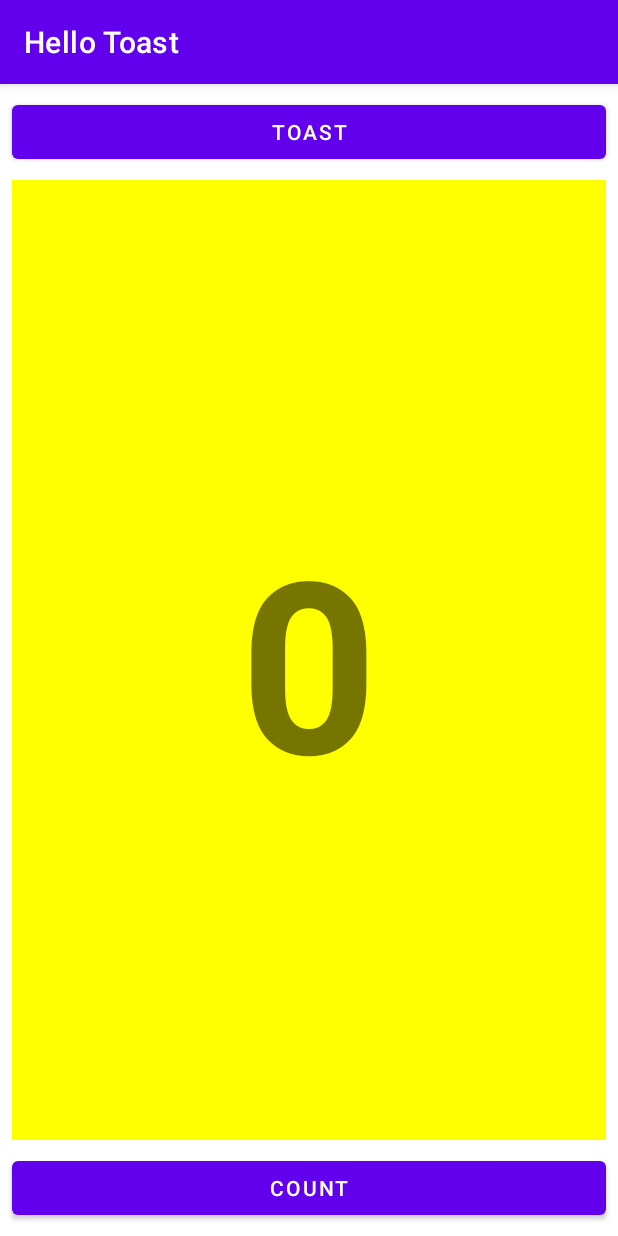
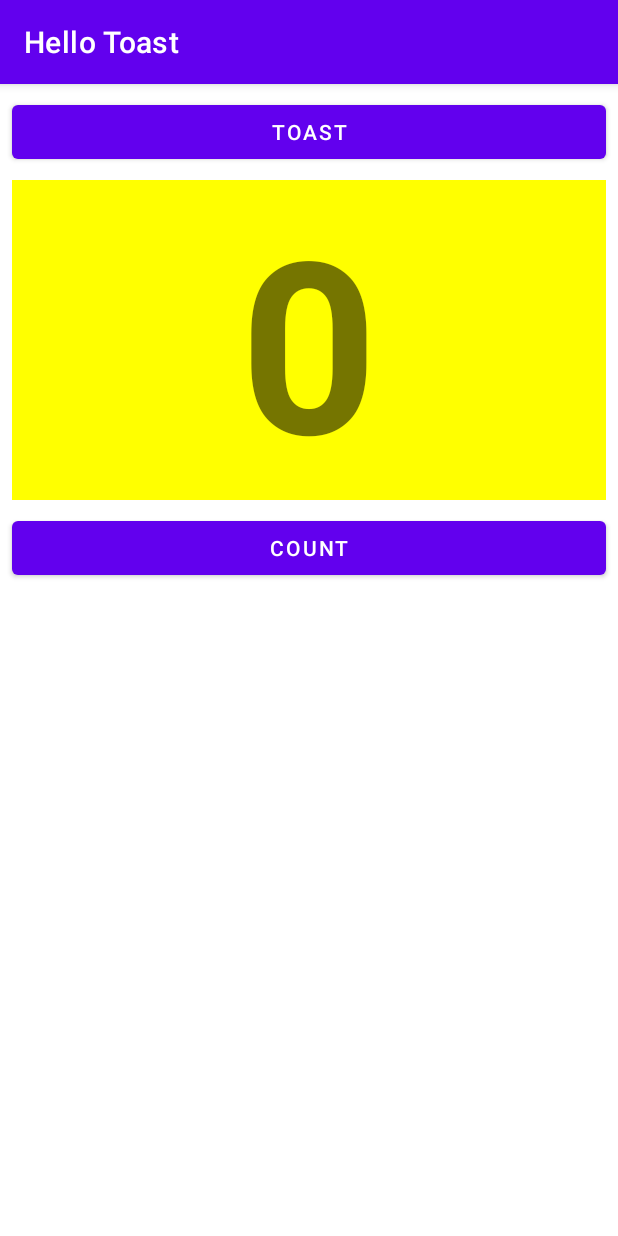
Before and after one commit to ssijann/The-layout-editor, an Android app: the screen it shows after launch (MainActivity), on a phone screen of 412 x 824 dp. Run offline under Robolectric (Android 15) with nearby library versions, the light colour scheme and no system bars.

Commit message:
final task3

```diff
--- a/app/src/main/res/layout/activity_main.xml
+++ b/app/src/main/res/layout/activity_main.xml
@@ -1,5 +1,5 @@
 <?xml version="1.0" encoding="utf-8"?>
-<LinearLayout xmlns:android="http://schemas.android.com/apk/res/android"
+<RelativeLayout xmlns:android="http://schemas.android.com/apk/res/android"
     xmlns:app="http://schemas.android.com/apk/res-auto"
     xmlns:tools="http://schemas.android.com/tools"
     android:layout_width="match_parent"
@@ -26,20 +26,24 @@
         android:layout_marginTop="8dp"
         android:layout_marginEnd="8dp"
         android:layout_marginBottom="8dp"
-        android:layout_weight="1"
+
         android:background="#FFFF00"
         android:gravity="center|center_horizontal|center_vertical"
         android:text="@string/count_initial_value"
         android:textSize="160sp"
-        android:textStyle="bold" />
+        android:textStyle="bold"
+        android:layout_below="@+id/button_toast"
+        android:layout_alignParentStart="true"/>
 
     <Button
         android:id="@+id/button_count"
+        android:layout_below="@+id/show_count"
         android:layout_width="match_parent"
         android:layout_height="wrap_content"
+        android:layout_centerHorizontal="true"
         android:layout_marginStart="8dp"
         android:layout_marginEnd="8dp"
         android:layout_marginBottom="8dp"
         android:onClick="countUp"
         android:text="@string/button_label_count" />
-</LinearLayout>
+</RelativeLayout>
```
